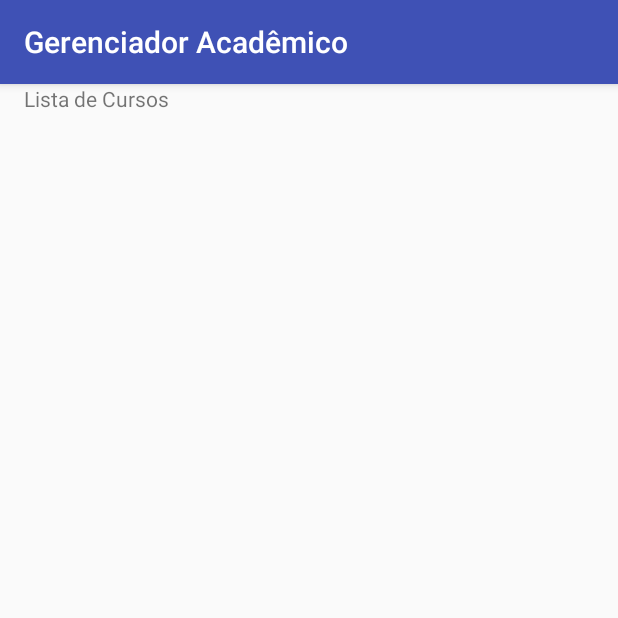
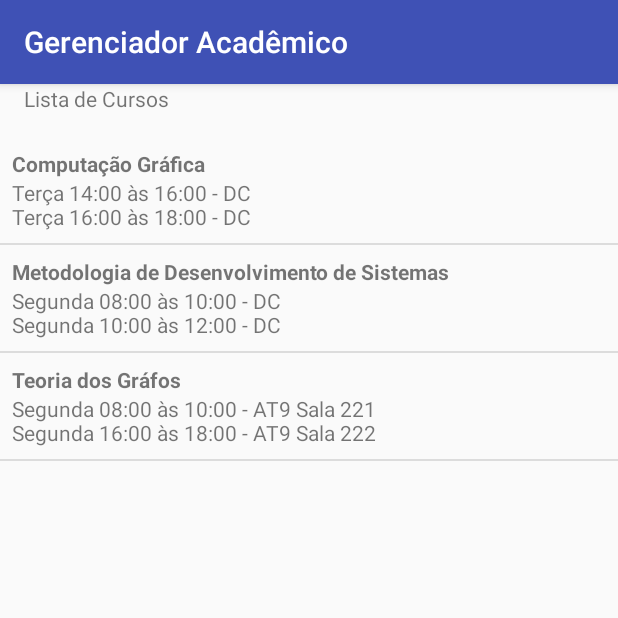
Before and after one commit to hguarnieri/mds-gerenciador, an Android app: the fragment CursosFragment shown on its own in the app's theme, on a phone screen of 412 x 824 dp, the top half of it. Run offline under Robolectric (Android 15) with nearby library versions, the phone set to English and light mode, and no system bars.

Commit message:
Curso fragment

```diff
--- a/app/src/main/java/br/ufscar/mds/gerenciador/CursosFragment.java
+++ b/app/src/main/java/br/ufscar/mds/gerenciador/CursosFragment.java
@@ -21,16 +21,27 @@ public class CursosFragment extends Fragment {
     public View onCreateView(LayoutInflater inflater, ViewGroup container, Bundle savedInstanceState) {
         setHasOptionsMenu(true);
 
+        if (DbInterface.getAllCourses(getContext()).size() <= 0) {
+            Curso curso1 = new Curso(1, "Computação Gráfica", "Terça 14:00 às 16:00 - DC", "Terça 16:00 às 18:00 - DC");
+            Curso curso2 = new Curso(2, "Teoria dos Gráfos", "Segunda 08:00 às 10:00 - AT9 Sala 221", "Segunda 16:00 às 18:00 - AT9 Sala 222");
+            Curso curso3 = new Curso(3, "Metodologia de Desenvolvimento de Sistemas", "Segunda 08:00 às 10:00 - DC", "Segunda 10:00 às 12:00 - DC");
+
+            DbInterface.saveCourse(getContext(), curso1);
+            DbInterface.saveCourse(getContext(), curso2);
+            DbInterface.saveCourse(getContext(), curso3);
+        }
+
         List<Curso> courses = DbInterface.getAllCourses(getContext());
         View view = inflater.inflate(R.layout.view_cursos, container, false);
 
         ListView listViewCursos = (ListView) view.findViewById(R.id.list_view_cursos);
-        listViewCursos.setAdapter(new ListViewCursosAdapter(getContext(),courses));
+        listViewCursos.setAdapter(new ListViewCursosAdapter(getContext(), courses));
         listViewCursos.setOnItemClickListener(new AdapterView.OnItemClickListener(){
             @Override
             public void onItemClick(AdapterView<?> adapterView, View view, int myItemInt, long l) {
                 //TODO Criar visualização da atividade e chamar ela
                 Log.v("CursosFragment","Selecionado o item: " + myItemInt);
+
             }
         });
 
--- a/app/src/main/java/br/ufscar/mds/gerenciador/database/DbInterface.java
+++ b/app/src/main/java/br/ufscar/mds/gerenciador/database/DbInterface.java
@@ -475,8 +475,8 @@ public class DbInterface {
         Curso curso = new Curso();
 
         curso.setId(cursor.getInt(0));
-        curso.setNome(cursor.getString(1));
-        curso.setSemestreId(cursor.getInt(2));
+        curso.setSemestreId(cursor.getInt(1));
+        curso.setNome(cursor.getString(2));
         curso.setHorario1(cursor.getString(3));
         curso.setHorario2(cursor.getString(4));
 
```
Also changed, not shown: app/src/main/java/br/ufscar/mds/gerenciador/CursoActivity.java (added, +26 -0 lines), app/src/main/res/layout/activity_curso.xml (added, +52 -0 lines).
